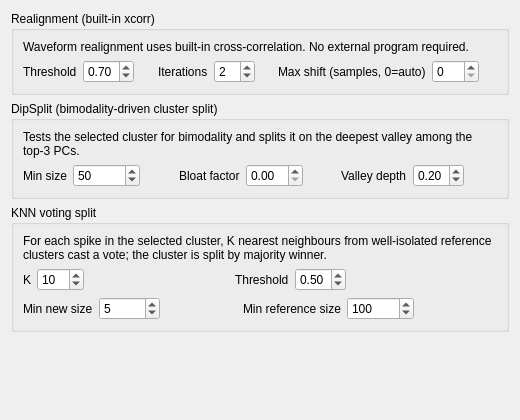
The window that src/klusters/src/prefrefinementlayout.ui (Gravios/neurosuite-3) describes before a commit, drawn with Qt 5.
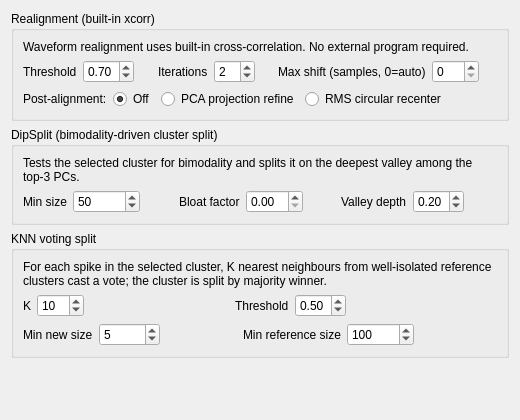
The same window after the commit.

Commit message: prefs: add post-alignment mode radios (Off / PCA / RMS) with top-ch gate

Patch:
```diff
--- a/src/klusters/src/prefrefinementlayout.ui
+++ b/src/klusters/src/prefrefinementlayout.ui
@@ -151,6 +151,63 @@
           </item>
          </layout>
         </item>
+        <item row="2" column="0">
+         <layout class="QHBoxLayout">
+          <item>
+           <widget class="QLabel" name="realignModeLabel">
+            <property name="text">
+             <string>Post-alignment:</string>
+            </property>
+           </widget>
+          </item>
+          <item>
+           <widget class="QRadioButton" name="realignModeOffRadio">
+            <property name="text">
+             <string>Off</string>
+            </property>
+            <property name="toolTip">
+             <string>Plain cross-correlation alignment with no post-pass (default).</string>
+            </property>
+            <property name="checked">
+             <bool>true</bool>
+            </property>
+           </widget>
+          </item>
+          <item>
+           <widget class="QRadioButton" name="realignModePcaRadio">
+            <property name="text">
+             <string>PCA projection refine</string>
+            </property>
+            <property name="toolTip">
+             <string>Per-spike refine maximising PCA-projection energy (--pca-refine).</string>
+            </property>
+           </widget>
+          </item>
+          <item>
+           <widget class="QRadioButton" name="realignModeRmsRadio">
+            <property name="text">
+             <string>RMS circular recenter</string>
+            </property>
+            <property name="toolTip">
+             <string>Recenter the whole cluster on its circular RMS-energy centroid (--recenter-rms).</string>
+            </property>
+           </widget>
+          </item>
+          <item>
+           <spacer name="spacer_ra_mode">
+            <property name="orientation">
+             <enum>Qt::Horizontal</enum>
+            </property>
+            <property name="sizeType">
+             <enum>QSizePolicy::Expanding</enum>
+            </property>
+            <property name="sizeHint" stdset="0">
+             <size><width>20</width><height>20</height></size>
+            </property>
+           </spacer>
+          </item>
+         </layout>
+        </item>
        </layout>
       </widget>
    </item>
```
The commit also changes 7 other files.
